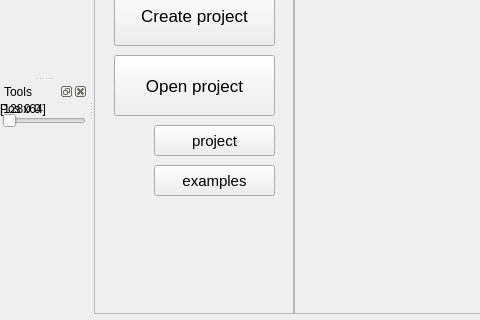
Before: the Qt Designer form POD2d/mainwindow.ui in ilertwo/POD2d, drawn with Qt 5; both pictures show x 0 to 480 and y 114 to 434 of the 1301 by 667 pixel window.
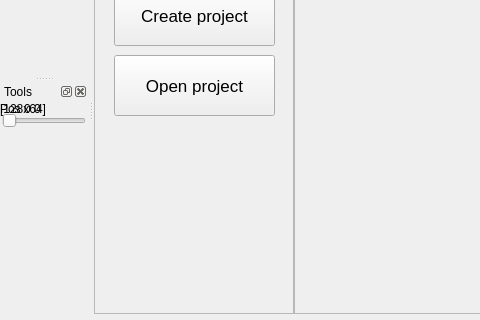
After: the same form once the commit is applied. The open tabs and pages were chosen to show the change. Custom widgets are drawn as their Qt base class.

Commit message: fix(ui): prevent text clipping and fix button sizes in QSpinBoх

The edit to the form file:
```diff
--- a/POD2d/mainwindow.ui
+++ b/POD2d/mainwindow.ui
@@ -198,48 +198,6 @@
                 <string>Open project</string>
                </property>
               </widget>
-              <widget class="QPushButton" name="btn_ProjectsTab">
-               <property name="geometry">
-                <rect>
-                 <x>60</x>
-                 <y>170</y>
-                 <width>121</width>
-                 <height>31</height>
-                </rect>
-               </property>
-               <property name="font">
-                <font>
-                 <pointsize>11</pointsize>
-                </font>
-               </property>
-               <property name="cursor">
-                <cursorShape>PointingHandCursor</cursorShape>
-               </property>
-               <property name="text">
-                <string>project</string>
-               </property>
-              </widget>
-              <widget class="QPushButton" name="btn_ExamplesTab">
-               <property name="geometry">
-                <rect>
-                 <x>60</x>
-                 <y>210</y>
-                 <width>121</width>
-                 <height>31</height>
-                </rect>
-               </property>
-               <property name="font">
-                <font>
-                 <pointsize>11</pointsize>
-                </font>
-               </property>
-               <property name="cursor">
-                <cursorShape>PointingHandCursor</cursorShape>
-               </property>
-               <property name="text">
-                <string>examples</string>
-               </property>
-              </widget>
              </widget>
             </item>
             <item>
```
Left out of the diff: 19 changed lines with no effect on the pictures. The commit also changes 4 other files.
